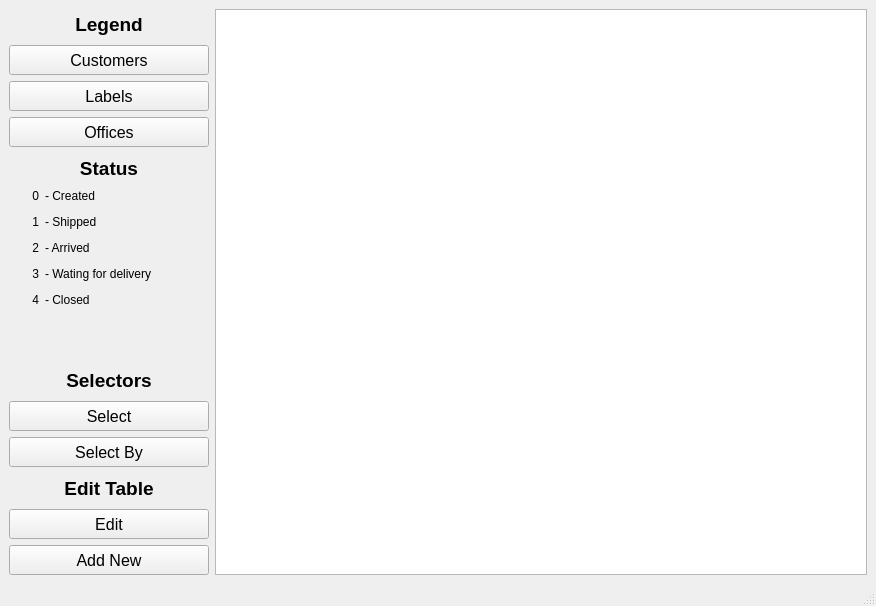
Above: mainwindow.ui from FreeLike76/PostServiceSQL before the change. Below: the same form after it.
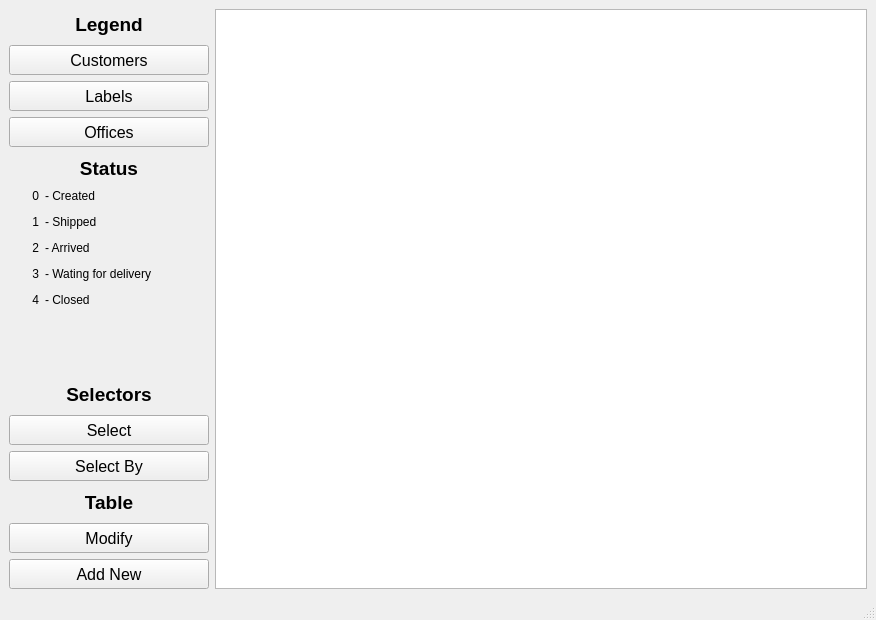
That is the form after the change.

Commit message: Data edit is done. todo: triger on label after shipment deleted

Patch:
```diff
--- a/mainwindow.ui
+++ b/mainwindow.ui
@@ -7,7 +7,7 @@
     <x>0</x>
     <y>0</y>
     <width>876</width>
-    <height>606</height>
+    <height>620</height>
    </rect>
   </property>
   <property name="maximumSize">
@@ -316,7 +316,7 @@
          </font>
         </property>
         <property name="text">
-         <string>Edit Table</string>
+         <string>Table</string>
         </property>
         <property name="alignment">
          <set>Qt::AlignCenter</set>
@@ -344,7 +344,7 @@
          </font>
         </property>
         <property name="text">
-         <string>Edit</string>
+         <string>Modify</string>
         </property>
        </widget>
       </item>
```
Left out of the diff: 2 changed lines with no effect on the pictures. The commit also changes 9 other files.
